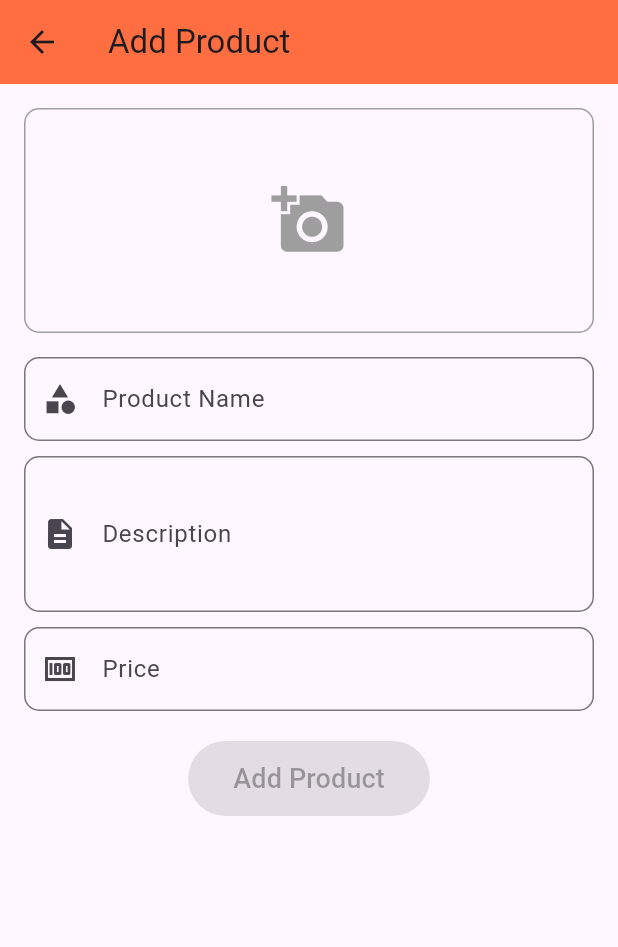
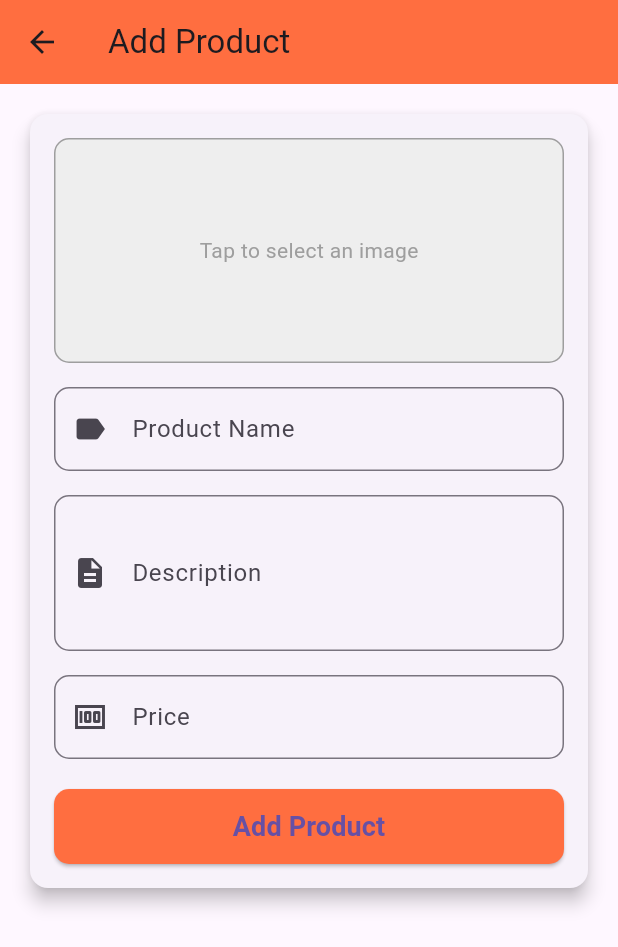
Before and after one commit to RIYAMWOL/womenconnect, a Flutter app: the AddProductScreen screen opened directly, on a phone screen of 412 x 824 dp. Shown: the top 947 px of the screen. Run offline on Flutter 3.47's test engine with Material 3 defaults, Android fonts, the phone set to English and light mode, and no system bars; our stand-ins replace cloud_firestore, dio, firebase_auth, firebase_core, firebase_storage, image_picker and 1 more; missing offline and left inert: cloudinary; accounts and stored records are empty.

Commit message:
add product error fix

```diff
--- a/lib/seller/addproduct.dart
+++ b/lib/seller/addproduct.dart
@@ -1,12 +1,19 @@
+import 'dart:io';
 import 'dart:typed_data';
-import 'dart:io';
-import 'package:flutter/foundation.dart'; // For kIsWeb
+import 'package:flutter/foundation.dart';
 import 'package:flutter/material.dart';
+import 'package:cloud_firestore/cloud_firestore.dart';
 import 'package:image_picker/image_picker.dart';
-import 'package:firebase_storage/firebase_storage.dart';
-import 'package:cloud_firestore/cloud_firestore.dart';
+import 'package:firebase_auth/firebase_auth.dart';
+import 'package:http/http.dart' as http;
+import 'package:dio/dio.dart';
+import 'dart:convert';
+
+import 'package:womenconnect/seller/sellerdashboardscreen.dart';
 
 class AddProductScreen extends StatefulWidget {
+  const AddProductScreen({super.key});
+
   @override
   _AddProductScreenState createState() => _AddProductScreenState();
 }
@@ -16,167 +23,179 @@ class _AddProductScreenState extends State<AddProductScreen> {
   final TextEditingController _descriptionController = TextEditingController();
   final TextEditingController _priceController = TextEditingController();
 
-  Uint8List? _webImage;  // For Web Image
-  File? _selectedImage;  // For Mobile Image
+  Uint8List? _webImage;
+  File? _selectedImage;
   bool _isLoading = false;
-
   final ImagePicker _picker = ImagePicker();
 
-  // 🛠️ Pick Image from Gallery (Mobile & Web)
+  final String cloudinaryUrl = "https://api.cloudinary.com/v1_1/dqaitmb01/image/upload";
+  final String cloudinaryPreset = "women_connect_images";
+
   Future<void> _pickImage() async {
     final pickedFile = await _picker.pickImage(source: ImageSource.gallery);
     if (pickedFile != null) {
       if (kIsWeb) {
         Uint8List imageBytes = await pickedFile.readAsBytes();
-        setState(() {
-          _webImage = imageBytes;
-          _selectedImage = null;
-        });
+        setState(() => _webImage = imageBytes);
       } else {
-        setState(() {
-          _selectedImage = File(pickedFile.path);
-          _webImage = null;
-        });
+        setState(() => _selectedImage = File(pickedFile.path));
       }
     }
   }
 
-  // ✅ Check if Form is Valid
-  bool _isFormValid() {
-    return _nameController.text.isNotEmpty &&
-        _descriptionController.text.isNotEmpty &&
-        _priceController.text.isNotEmpty &&
-        (_webImage != null || _selectedImage != null);
+  Future<String> _uploadImageToCloudinary() async {
+    if (_webImage == null && _selectedImage == null) return '';
+
+    try {
+      var request = http.MultipartRequest("POST", Uri.parse(cloudinaryUrl))
+        ..fields['upload_preset'] = cloudinaryPreset;
+
+      if (kIsWeb && _webImage != null) {
+        request.files.add(http.MultipartFile.fromBytes('file', _webImage!, filename: 'image.jpg'));
+      } else if (_selectedImage != null) {
+        request.files.add(await http.MultipartFile.fromPath('file', _selectedImage!.path));
       }
 
-  // 📥 Upload Image to Firebase Storage & Get URL
-  Future<String> _uploadImage() async {
-    String fileName = "${DateTime.now().millisecondsSinceEpoch}.jpg";
-    Reference ref = FirebaseStorage.instance.ref().child("products/$fileName");
-
-    UploadTask uploadTask;
-    if (kIsWeb) {
-      uploadTask = ref.putData(_webImage!);
+      var response = await request.send();
+      if (response.statusCode == 200) {
+        var responseData = await response.stream.bytesToString();
+        var jsonData = json.decode(responseData);
+        return jsonData['secure_url']; // Cloudinary returns a secure URL
       } else {
-      uploadTask = ref.putFile(_selectedImage!);
+        throw Exception("Image upload failed: ${response.reasonPhrase}");
+      }
+    } catch (e) {
+      throw Exception("Cloudinary Upload Error: $e");
+    }
   }
 
-    TaskSnapshot snapshot = await uploadTask;
-    return await snapshot.ref.getDownloadURL();
+  Future<void> _addProduct() async {
+    if (_nameController.text.isEmpty ||
+        _descriptionController.text.isEmpty ||
+        _priceController.text.isEmpty ||
+        (_webImage == null && _selectedImage == null)) {
+      ScaffoldMessenger.of(context).showSnackBar(
+        const SnackBar(content: Text("All fields are required!")),
+      );
+      return;
     }
 
-  // 🔥 Upload Product to Firestore
-  Future<void> _addProduct() async {
-    setState(() {
-      _isLoading = true;
+    setState(() => _isLoading = true);
+
+    try {
+      print("Uploading Image to Cloudinary...");
+      String imageUrl = await _uploadImageToCloudinary();
+
+      if (imageUrl.isEmpty) {
+        throw Exception("Image upload failed.");
+      }
+
+      double? price;
+      try {
+        price = double.parse(_priceController.text);
+      } catch (e) {
+        throw Exception("Invalid price format.");
+      }
+
+      print("Adding product to Firestore...");
+      await FirebaseFirestore.instance.collection('Products').add({
+        'name': _nameController.text.trim(),
+        'description': _descriptionController.text.trim(),
+        'price': price,
+        'imageUrl': imageUrl,
+        'createdAt': Timestamp.now(),
       });
 
-    try {
-      String imageUrl = await _uploadImage();
-      await FirebaseFirestore.instance.collection('Products').add({
-        "name": _nameController.text,
-        "description": _descriptionController.text,
-        "price": _priceController.text,
-        "imageUrl": imageUrl,
-        "timestamp": Timestamp.now(),
-      });
-
-      ScaffoldMessenger.of(context).showSnackBar(SnackBar(content: Text("✅ Product Added Successfully!")));
-
-      setState(() {
-        _nameController.clear();
-        _descriptionController.clear();
-        _priceController.clear();
-        _webImage = null;
-        _selectedImage = null;
-        _isLoading = false;
-      });
-    } catch (error) {
-      print("🔥 Error Adding Product: $error");
-      ScaffoldMessenger.of(context).showSnackBar(SnackBar(content: Text("⚠️ Failed to Add Product!")));
-      setState(() {
-        _isLoading = false;
-      });
+      ScaffoldMessenger.of(context).showSnackBar(
+        const SnackBar(content: Text("Product added successfully!")),
+      );
+      Navigator.push(context, MaterialPageRoute(builder: (context) => SellerDashboardScreen()));
+    } catch (e) {
+      print("Error: $e");
+      ScaffoldMessenger.of(context).showSnackBar(
+        SnackBar(content: Text("Error: $e")),
+      );
+    } finally {
+      print("Operation Completed, resetting loading state.");
+      setState(() => _isLoading = false);
     }
   }
 
   @override
   Widget build(BuildContext context) {
     return Scaffold(
-      appBar: AppBar(title: Text("Add Product"), backgroundColor: Colors.deepOrangeAccent),
-      body: Padding(
-        padding: EdgeInsets.all(16.0),
+      appBar: AppBar(title: const Text("Add Product"), backgroundColor: Colors.deepOrangeAccent),
+      body: SingleChildScrollView(
+        padding: const EdgeInsets.all(16.0),
+        child: Card(
+          elevation: 5,
+          shape: RoundedRectangleBorder(borderRadius: BorderRadius.circular(12)),
+          child: Padding(
+            padding: const EdgeInsets.all(16.0),
             child: Column(
               children: [
-            // 🖼 Image Picker
                 GestureDetector(
                   onTap: _pickImage,
                   child: Container(
                     height: 150,
                     width: double.infinity,
                     decoration: BoxDecoration(
+                      color: Colors.grey[200],
+                      borderRadius: BorderRadius.circular(10),
                       border: Border.all(color: Colors.grey),
-                  borderRadius: BorderRadius.circular(10),
                     ),
                     child: _webImage != null
-                    ? Image.memory(_webImage!, fit: BoxFit.cover)
+                        ? ClipRRect(borderRadius: BorderRadius.circular(10), child: Image.memory(_webImage!, fit: BoxFit.cover))
                         : _selectedImage != null
-                        ? Image.file(_selectedImage!, fit: BoxFit.cover)
-                        : Icon(Icons.add_a_photo, size: 50, color: Colors.grey),
+                            ? ClipRRect(borderRadius: BorderRadius.circular(10), child: Image.file(_selectedImage!, fit: BoxFit.cover))
+                            : const Center(child: Text("Tap to select an image", style: TextStyle(color: Colors.grey))),
                   ),
                 ),
-            SizedBox(height: 16),
-
-            // 📌 Product Name
+                const SizedBox(height: 16),
                 TextField(
                   controller: _nameController,
                   decoration: InputDecoration(
                     labelText: "Product Name",
-                prefixIcon: Icon(Icons.category),
+                    prefixIcon: const Icon(Icons.label),
                     border: OutlineInputBorder(borderRadius: BorderRadius.circular(10)),
                   ),
-              onChanged: (value) => setState(() {}),
                 ),
-            SizedBox(height: 10),
-
-            // 📝 Description
+                const SizedBox(height: 16),
                 TextField(
                   controller: _descriptionController,
                   maxLines: 3,
                   decoration: InputDecoration(
                     labelText: "Description",
-                prefixIcon: Icon(Icons.description),
+                    prefixIcon: const Icon(Icons.description),
                     border: OutlineInputBorder(borderRadius: BorderRadius.circular(10)),
                   ),
-              onChanged: (value) => setState(() {}),
                 ),
-            SizedBox(height: 10),
-
-            // 💰 Price
+                const SizedBox(height: 16),
                 TextField(
                   controller: _priceController,
                   keyboardType: TextInputType.number,
                   decoration: InputDecoration(
                     labelText: "Price",
-                prefixIcon: Icon(Icons.money),
+                    prefixIcon: const Icon(Icons.money),
                     border: OutlineInputBorder(borderRadius: BorderRadius.circular(10)),
                   ),
-              onChanged: (value) => setState(() {}),
                 ),
-            SizedBox(height: 20),
-
-            // 🛒 Add Product Button
-            ElevatedButton(
-              onPressed: (_isFormValid() && !_isLoading) ? _addProduct : null,
+                const SizedBox(height: 20),
+                SizedBox(
+                  width: double.infinity,
+                  child: ElevatedButton(
+                    onPressed: _isLoading ? null : _addProduct,
                     style: ElevatedButton.styleFrom(
+                      padding: const EdgeInsets.symmetric(vertical: 12),
                       backgroundColor: Colors.deepOrangeAccent,
-                padding: EdgeInsets.symmetric(vertical: 12, horizontal: 30),
+                      shape: RoundedRectangleBorder(borderRadius: BorderRadius.circular(10)),
                     ),
-              child: _isLoading
-                  ? CircularProgressIndicator(color: Colors.white)
-                  : Text("Add Product", style: TextStyle(fontSize: 18)),
+                    child: _isLoading ? const CircularProgressIndicator(color: Colors.white) : const Text("Add Product", style: TextStyle(fontSize: 18, fontWeight: FontWeight.bold)),
+                  ),
                 ),
               ],
+            ),
+          ),
         ),
       ),
     );
```
Lines whose indentation alone changed are shown as unchanged.
